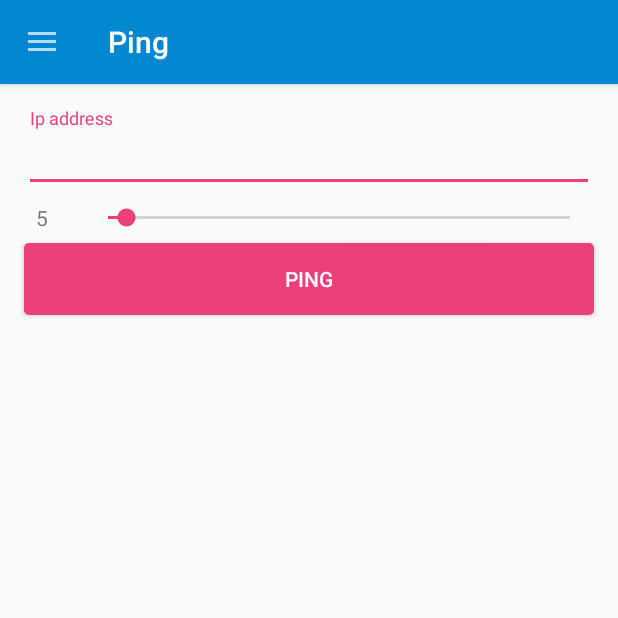
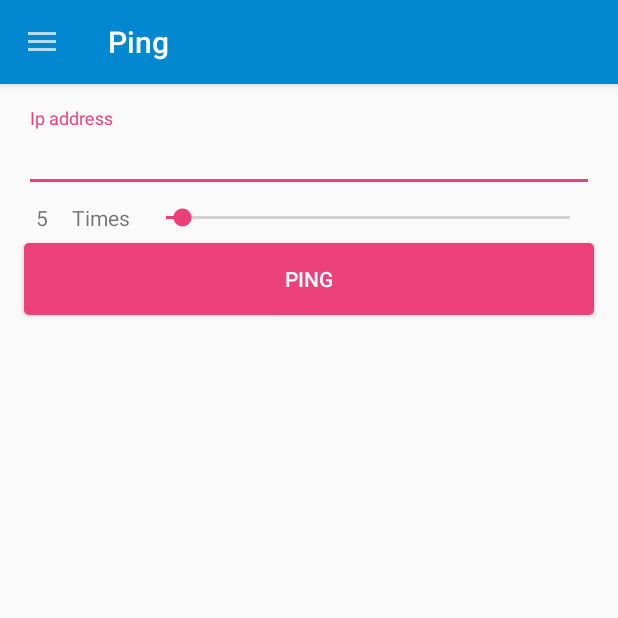
Before and after one commit to abdularis/wifi-signal-meter, an Android app: the screen it shows after launch (MainActivity), in the side drawer, after a tap on "Ping", on a phone screen of 412 x 824 dp, the top half of it. Run offline under Robolectric (Android 15) with nearby library versions, the phone set to English and light mode, and no system bars; our stand-ins replace Dagger/Hilt's generated code, RxJava; libraries missing offline, so code that uses them is left out: com.github.abdularis.gaugeview, com.readystatesoftware.sqliteasset, com.stealthcopter.networktools; 2 statements that could not run were skipped.

Commit message:
fixed ping count label text in fragment_ping.xml

```diff
--- a/app/src/main/res/layout/fragment_ping.xml
+++ b/app/src/main/res/layout/fragment_ping.xml
@@ -157,7 +157,7 @@
         android:layout_height="wrap_content"
         android:layout_marginLeft="8dp"
         android:layout_marginStart="8dp"
-        tools:text="@string/lbl_times"
+        android:text="@string/lbl_times"
         app:layout_constraintBottom_toBottomOf="@+id/seekBarCount"
         app:layout_constraintStart_toEndOf="@+id/textTimes"
         app:layout_constraintTop_toTopOf="@+id/seekBarCount"/>
```
